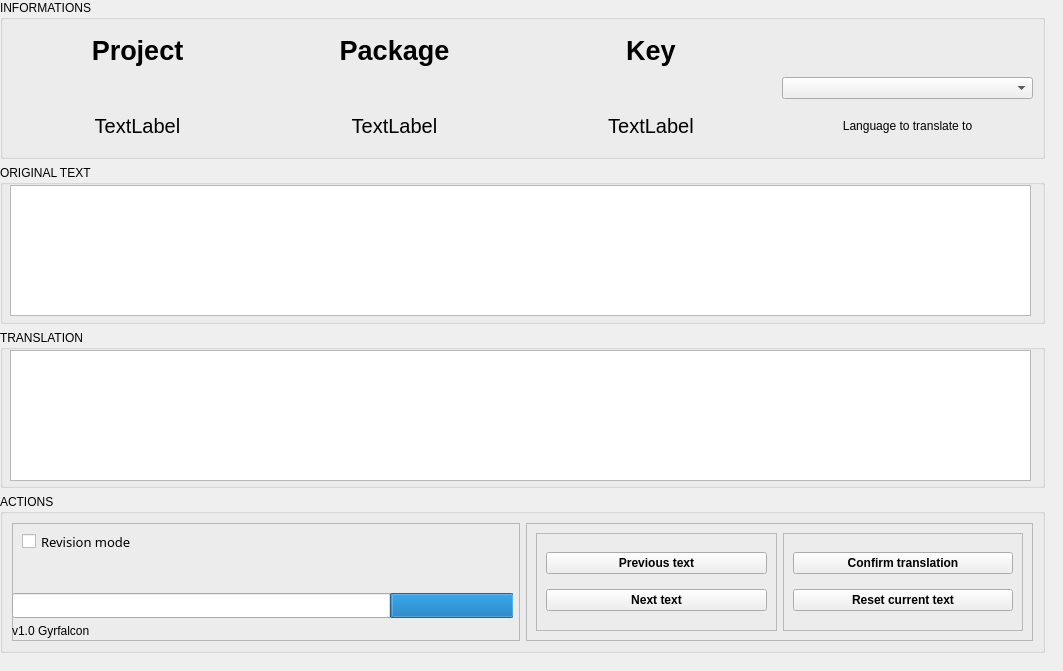
First picture: the form in Qt/app.ui, repository Gyrfalc0n/noAim-Translation, before the edit.
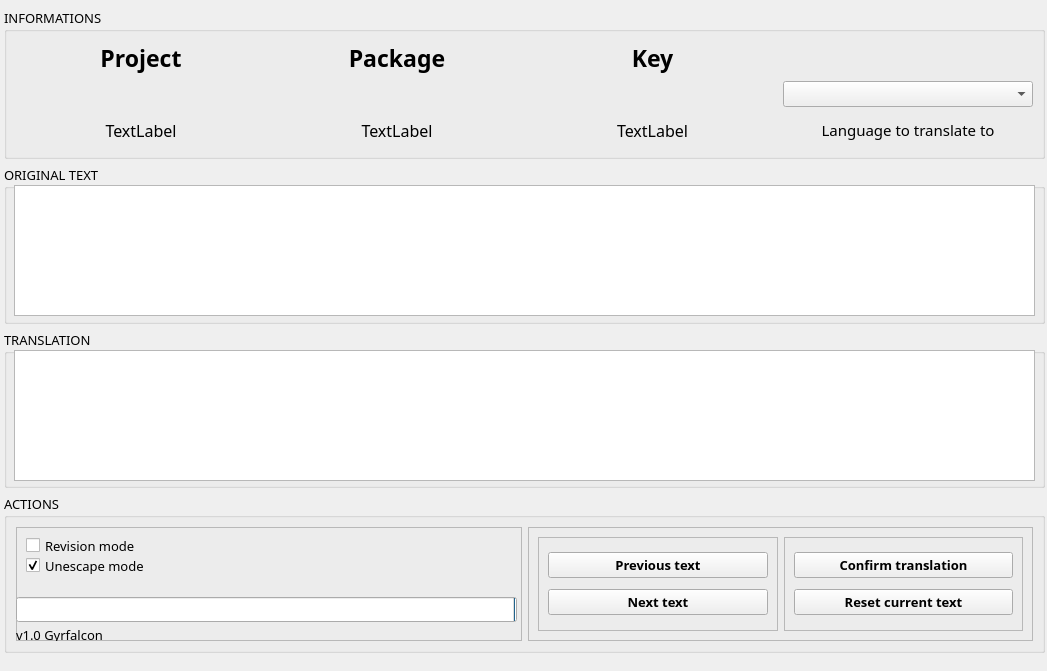
Second picture: the form after the edit.

Diff of the .ui file:
```diff
--- a/Qt/app.ui
+++ b/Qt/app.ui
@@ -6,7 +6,7 @@
    <rect>
     <x>0</x>
     <y>0</y>
-    <width>1063</width>
+    <width>1047</width>
     <height>671</height>
    </rect>
   </property>
@@ -20,12 +20,18 @@
    <widget class="QGroupBox" name="box_translation">
     <property name="geometry">
      <rect>
-      <x>0</x>
+      <x>4</x>
       <y>330</y>
-      <width>1045</width>
+      <width>1041</width>
       <height>158</height>
      </rect>
     </property>
+    <property name="font">
+     <font>
+      <family>Century Gothic</family>
+      <pointsize>10</pointsize>
+     </font>
+    </property>
     <property name="title">
      <string>TRANSLATION</string>
     </property>
@@ -43,12 +49,18 @@
    <widget class="QGroupBox" name="box_actions">
     <property name="geometry">
      <rect>
-      <x>0</x>
+      <x>4</x>
       <y>494</y>
-      <width>1045</width>
+      <width>1041</width>
       <height>159</height>
      </rect>
     </property>
+    <property name="font">
+     <font>
+      <family>Century Gothic</family>
+      <pointsize>10</pointsize>
+     </font>
+    </property>
     <property name="title">
      <string>ACTIONS</string>
     </property>
@@ -77,7 +89,7 @@
          </font>
         </property>
         <property name="value">
-         <number>24</number>
+         <number>0</number>
         </property>
         <property name="orientation">
          <enum>Qt::Horizontal</enum>
@@ -121,6 +133,28 @@
          <string>Revision mode</string>
         </property>
        </widget>
+       <widget class="QCheckBox" name="checkBox_unescape">
+        <property name="geometry">
+         <rect>
+          <x>10</x>
+          <y>30</y>
+          <width>131</width>
+          <height>17</height>
+         </rect>
+        </property>
+        <property name="font">
+         <font>
+          <family>Century Gothic</family>
+          <pointsize>10</pointsize>
+         </font>
+        </property>
+        <property name="text">
+         <string>Unescape mode</string>
+        </property>
+        <property name="checked">
+         <bool>true</bool>
+        </property>
+       </widget>
       </widget>
      </item>
      <item>
@@ -222,12 +256,18 @@
    <widget class="QGroupBox" name="box_original">
     <property name="geometry">
      <rect>
-      <x>0</x>
+      <x>4</x>
       <y>165</y>
-      <width>1045</width>
+      <width>1041</width>
       <height>159</height>
      </rect>
     </property>
+    <property name="font">
+     <font>
+      <family>Century Gothic</family>
+      <pointsize>10</pointsize>
+     </font>
+    </property>
     <property name="title">
      <string>ORIGINAL TEXT</string>
     </property>
@@ -248,21 +288,45 @@
    <widget class="QGroupBox" name="box_infos">
     <property name="geometry">
      <rect>
-      <x>0</x>
-      <y>0</y>
-      <width>1045</width>
-      <height>159</height>
+      <x>4</x>
+      <y>8</y>
+      <width>1041</width>
+      <height>151</height>
      </rect>
     </property>
+    <property name="font">
+     <font>
+      <family>Century Gothic</family>
+      <pointsize>10</pointsize>
+     </font>
+    </property>
     <property name="title">
      <string>INFORMATIONS</string>
     </property>
     <layout class="QGridLayout" name="gridLayout_3">
+     <item row="4" column="0">
+      <widget class="QLabel" name="label_project_text_3">
+       <property name="font">
+        <font>
+         <family>Century Gothic</family>
+         <pointsize>12</pointsize>
+         <italic>false</italic>
+        </font>
+       </property>
+       <property name="text">
+        <string>TextLabel</string>
+       </property>
+       <property name="alignment">
+        <set>Qt::AlignCenter</set>
+       </property>
+      </widget>
+     </item>
      <item row="4" column="1">
       <widget class="QLabel" name="label_package_text_3">
        <property name="font">
         <font>
-         <pointsize>15</pointsize>
+         <family>Century Gothic</family>
+         <pointsize>12</pointsize>
          <italic>false</italic>
         </font>
        </property>
@@ -274,30 +338,12 @@
        </property>
       </widget>
      </item>
-     <item row="2" column="0">
-      <widget class="QLabel" name="label_project_3">
-       <property name="font">
-        <font>
-         <pointsize>20</pointsize>
-         <weight>75</weight>
-         <bold>true</bold>
-         <underline>false</underline>
-         <strikeout>false</strikeout>
-        </font>
-       </property>
-       <property name="text">
-        <string>Project</string>
-       </property>
-       <property name="alignment">
-        <set>Qt::AlignCenter</set>
-       </property>
-      </widget>
-     </item>
      <item row="2" column="1">
       <widget class="QLabel" name="label_package_3">
        <property name="font">
         <font>
-         <pointsize>20</pointsize>
+         <family>Century Gothic</family>
+         <pointsize>17</pointsize>
          <weight>75</weight>
          <bold>true</bold>
          <underline>false</underline>
@@ -312,19 +358,10 @@
        </property>
       </widget>
      </item>
-     <item row="4" column="0">
-      <widget class="QLabel" name="label_project_text_3">
-       <property name="font">
-        <font>
-         <pointsize>15</pointsize>
-         <italic>false</italic>
-        </font>
-       </property>
-       <property name="text">
-        <string>TextLabel</string>
-       </property>
-       <property name="alignment">
-        <set>Qt::AlignCenter</set>
+     <item row="3" column="3">
+      <widget class="QComboBox" name="languages_3">
+       <property name="currentText">
+        <string/>
        </property>
       </widget>
      </item>
@@ -332,7 +369,8 @@
       <widget class="QLabel" name="label_key_3">
        <property name="font">
         <font>
-         <pointsize>20</pointsize>
+         <family>Century Gothic</family>
+         <pointsize>17</pointsize>
          <weight>75</weight>
          <bold>true</bold>
          <underline>false</underline>
@@ -347,24 +385,14 @@
        </property>
       </widget>
      </item>
-     <item row="4" column="2">
-      <widget class="QLabel" name="label_key_text_3">
-       <property name="font">
-        <font>
-         <pointsize>15</pointsize>
-         <italic>false</italic>
-        </font>
-       </property>
-       <property name="text">
-        <string>TextLabel</string>
-       </property>
-       <property name="alignment">
-        <set>Qt::AlignCenter</set>
-       </property>
-      </widget>
-     </item>
      <item row="4" column="3">
       <widget class="QLabel" name="label_language_3">
+       <property name="font">
+        <font>
+         <family>Century Gothic</family>
+         <pointsize>11</pointsize>
+        </font>
+       </property>
        <property name="text">
         <string>Language to translate to</string>
        </property>
@@ -373,10 +401,40 @@
        </property>
       </widget>
      </item>
-     <item row="3" column="3">
-      <widget class="QComboBox" name="languages_3">
-       <property name="currentText">
-        <string/>
+     <item row="4" column="2">
+      <widget class="QLabel" name="label_key_text_3">
+       <property name="font">
+        <font>
+         <family>Century Gothic</family>
+         <pointsize>12</pointsize>
+         <italic>false</italic>
+        </font>
+       </property>
+       <property name="text">
+        <string>TextLabel</string>
+       </property>
+       <property name="alignment">
+        <set>Qt::AlignCenter</set>
+       </property>
+      </widget>
+     </item>
+     <item row="2" column="0">
+      <widget class="QLabel" name="label_project_3">
+       <property name="font">
+        <font>
+         <family>Century Gothic</family>
+         <pointsize>17</pointsize>
+         <weight>75</weight>
+         <bold>true</bold>
+         <underline>false</underline>
+         <strikeout>false</strikeout>
+        </font>
+       </property>
+       <property name="text">
+        <string>Project</string>
+       </property>
+       <property name="alignment">
+        <set>Qt::AlignCenter</set>
        </property>
       </widget>
      </item>
```
Left out of the diff: 14 changed lines with no effect on the pictures.
